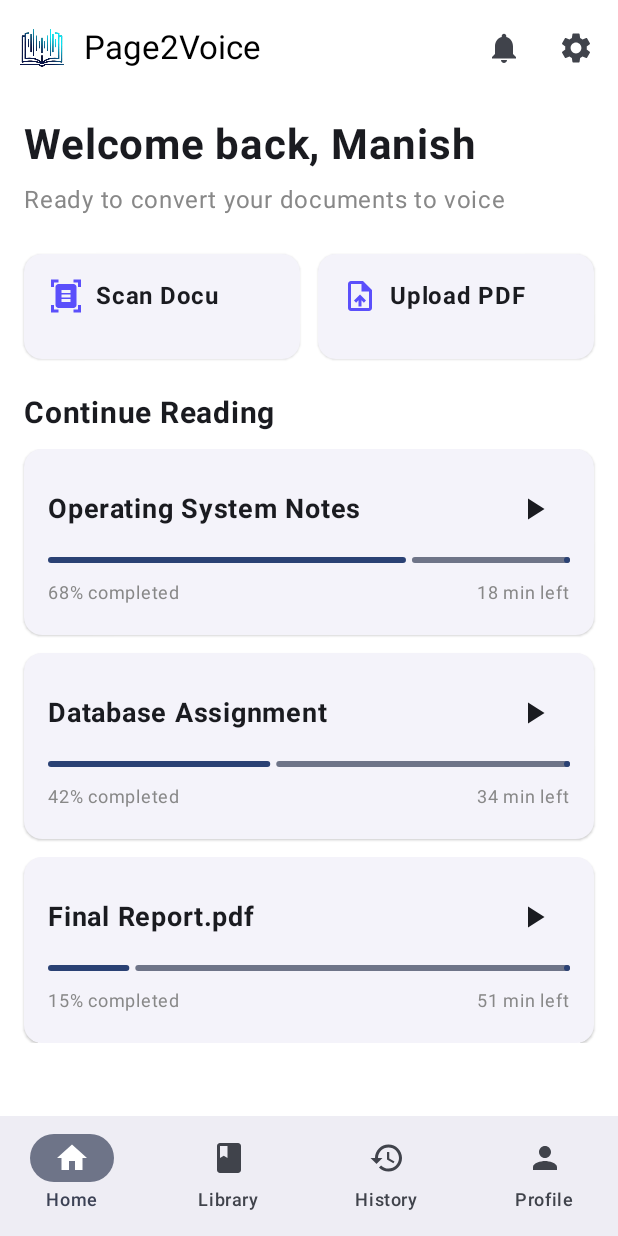
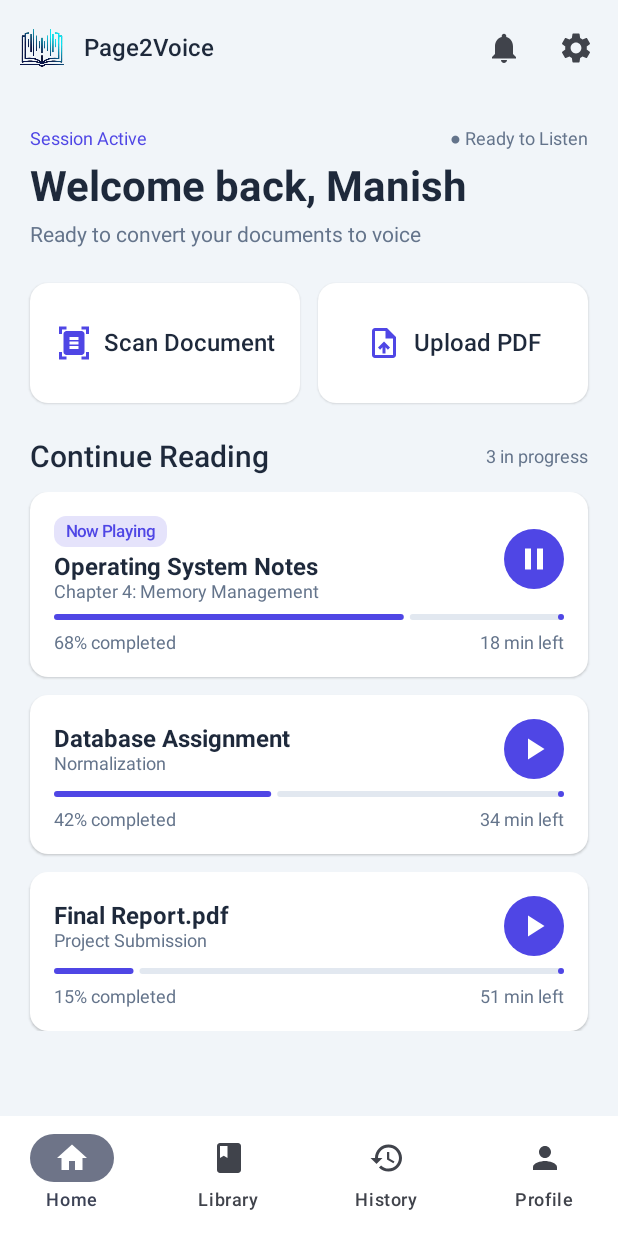
Before and after one commit to ankitgoyala07/Page2voice, an Android app built with Jetpack Compose: the screen it shows after launch (HomePageActivity), on a phone screen of 412 x 824 dp. Run offline under Robolectric (Android 15) with nearby library versions, the phone set to English and light mode, and no system bars.

Commit message:
feat(home): forntend of homepage is done

```diff
--- a/app/build.gradle.kts
+++ b/app/build.gradle.kts
@@ -37,6 +37,7 @@ android {
 
 dependencies {
     implementation("androidx.compose.material:material-icons-extended")
+    implementation("androidx.lifecycle:lifecycle-viewmodel-compose:2.8.7")
     implementation(platform(libs.androidx.compose.bom))
     implementation(libs.androidx.activity.compose)
     implementation(libs.androidx.appcompat)
--- /dev/null
+++ b/app/src/main/java/com/example/page2voice/model/DocumentCard.kt
@@ -0,0 +1,9 @@
+package com.example.page2voice.model
+
+data class DocumentCard(
+    val title: String,
+    val subtitle: String = "",
+    val progress: Float,
+    val timeLeft: String,
+    val isNowPlaying: Boolean = false
+)
--- a/app/src/main/java/com/example/page2voice/ui/theme/Color.kt
+++ b/app/src/main/java/com/example/page2voice/ui/theme/Color.kt
@@ -2,10 +2,29 @@ package com.example.page2voice.ui.theme
 
 import androidx.compose.ui.graphics.Color
 
-val Purple80 = Color(0xFFD0BCFF)
-val PurpleGrey80 = Color(0xFFCCC2DC)
-val Pink80 = Color(0xFFEFB8C8)
+// Brand Colors
+val Primary = Color(0xFF4F46E5)
+val PrimaryDark = Color(0xFF3730A3)
+val Accent = Color(0xFF14B8A6)
 
-val Purple40 = Color(0xFF6650a4)
-val PurpleGrey40 = Color(0xFF625b71)
-val Pink40 = Color(0xFF7D5260)
+// Backgrounds
+val Background = Color(0xFFF1F5F9)
+val Surface = Color(0xFFFFFFFF)
+
+// Text Colors
+val MainText = Color(0xFF1E293B)
+val SecondaryText = Color(0xFF64748B)
+
+// Borders & Dividers
+val Border = Color(0xFFE2E8F0)
+
+// Status Colors
+val Success = Color(0xFF16A34A)
+val Warning = Color(0xFFF59E0B)
+val Error = Color(0xFFDC2626)
+
+// Helpful extras
+val Disabled = Color(0xFFCBD5E1)
+val ProgressTrack = Color(0xFFE2E8F0)
+val CardBackground = Color(0xFFFFFFFF)
+val ChipBackground = Color(0xFFEEF2FF)
--- /dev/null
+++ b/app/src/main/java/com/example/page2voice/ui/theme/Dimens.kt
@@ -0,0 +1,37 @@
+package com.example.page2voice.ui.theme
+
+import androidx.compose.ui.unit.dp
+
+object Dimens {
+
+    // Spacing
+    val xs = 4.dp
+    val sm = 8.dp
+    val md = 12.dp
+    val regular = 16.dp
+    val lg = 24.dp
+    val xl = 32.dp
+
+    // Layout
+    val screenPadding = 20.dp
+    val cardPadding = 16.dp
+
+    // Components
+    val buttonHeight = 48.dp
+    val textFieldHeight = 52.dp
+    val bottomNavHeight = 64.dp
+
+    // Shapes
+    val cardRadius = 16.dp
+    val buttonRadius = 12.dp
+    val dialogRadius = 20.dp
+    val chipRadius = 8.dp
+
+    // Icons
+    val iconSize = 24.dp
+    val smallIcon = 20.dp
+    val largeIcon = 32.dp
+
+    // Border
+    val borderWidth = 1.dp
+}
--- a/app/src/main/java/com/example/page2voice/ui/theme/Theme.kt
+++ b/app/src/main/java/com/example/page2voice/ui/theme/Theme.kt
@@ -1,6 +1,5 @@
 package com.example.page2voice.ui.theme
 
-import android.app.Activity
 import android.os.Build
 import androidx.compose.foundation.isSystemInDarkTheme
 import androidx.compose.material3.MaterialTheme
@@ -9,28 +8,37 @@ import androidx.compose.material3.dynamicDarkColorScheme
 import androidx.compose.material3.dynamicLightColorScheme
 import androidx.compose.material3.lightColorScheme
 import androidx.compose.runtime.Composable
+import androidx.compose.ui.graphics.Color
 import androidx.compose.ui.platform.LocalContext
 
 private val DarkColorScheme = darkColorScheme(
-    primary = Purple80,
-    secondary = PurpleGrey80,
-    tertiary = Pink80
+    primary = Primary,
+    secondary = Accent,
+
+    background = MainText,
+    surface = Color(0xFF0F172A),
+
+    onPrimary = Surface,
+    onSecondary = Surface,
+    onBackground = Surface,
+    onSurface = Surface,
+
+    error = Error,
 )
 
 private val LightColorScheme = lightColorScheme(
-    primary = Purple40,
-    secondary = PurpleGrey40,
-    tertiary = Pink40
+    primary = Primary,
+    secondary = Accent,
 
-    /* Other default colors to override
-    background = Color(0xFFFFFBFE),
-    surface = Color(0xFFFFFBFE),
-    onPrimary = Color.White,
-    onSecondary = Color.White,
-    onTertiary = Color.White,
-    onBackground = Color(0xFF1C1B1F),
-    onSurface = Color(0xFF1C1B1F),
-    */
+    background = Background,
+    surface = Surface,
+
+    onPrimary = Surface,
+    onSecondary = Surface,
+    onBackground = MainText,
+    onSurface = MainText,
+
+    error = Error,
 )
 
 @Composable
@@ -41,7 +49,7 @@ fun Page2VoiceTheme(
     content: @Composable () -> Unit
 ) {
     val colorScheme = when {
-        dynamicColor && Build.VERSION.SDK_INT >= Build.VERSION_CODES.S -> {
+        dynamicColor && (Build.VERSION.SDK_INT >= Build.VERSION_CODES.S) -> {
             val context = LocalContext.current
             if (darkTheme) dynamicDarkColorScheme(context) else dynamicLightColorScheme(context)
         }
--- a/app/src/main/java/com/example/page2voice/ui/theme/Type.kt
+++ b/app/src/main/java/com/example/page2voice/ui/theme/Type.kt
@@ -6,29 +6,41 @@ import androidx.compose.ui.text.font.FontFamily
 import androidx.compose.ui.text.font.FontWeight
 import androidx.compose.ui.unit.sp
 
-// Set of Material typography styles to start with
 val Typography = Typography(
+
+    displayLarge = TextStyle(
+        fontFamily = FontFamily.Default,
+        fontWeight = FontWeight.Bold,
+        fontSize = 28.sp
+    ),
+
+    headlineLarge = TextStyle(
+        fontFamily = FontFamily.Default,
+        fontWeight = FontWeight.Bold,
+        fontSize = 24.sp
+    ),
+
+    headlineMedium = TextStyle(
+        fontFamily = FontFamily.Default,
+        fontWeight = FontWeight.SemiBold,
+        fontSize = 20.sp
+    ),
+
+    titleLarge = TextStyle(
+        fontFamily = FontFamily.Default,
+        fontWeight = FontWeight.SemiBold,
+        fontSize = 16.sp
+    ),
+
     bodyLarge = TextStyle(
         fontFamily = FontFamily.Default,
         fontWeight = FontWeight.Normal,
-        fontSize = 16.sp,
-        lineHeight = 24.sp,
-        letterSpacing = 0.5.sp
-    )
-    /* Other default text styles to override
-    titleLarge = TextStyle(
+        fontSize = 14.sp
+    ),
+
+    bodySmall = TextStyle(
         fontFamily = FontFamily.Default,
         fontWeight = FontWeight.Normal,
-        fontSize = 22.sp,
-        lineHeight = 28.sp,
-        letterSpacing = 0.sp
-    ),
-    labelSmall = TextStyle(
-        fontFamily = FontFamily.Default,
-        fontWeight = FontWeight.Medium,
-        fontSize = 11.sp,
-        lineHeight = 16.sp,
-        letterSpacing = 0.5.sp
+        fontSize = 12.sp
     )
-    */
 )
--- a/app/src/main/java/com/example/page2voice/view/HomePageActivity.kt
+++ b/app/src/main/java/com/example/page2voice/view/HomePageActivity.kt
@@ -6,6 +6,7 @@ import androidx.activity.compose.LocalActivity
 import androidx.activity.compose.setContent
 import androidx.activity.enableEdgeToEdge
 import androidx.compose.foundation.background
+import androidx.compose.foundation.clickable
 import androidx.compose.foundation.layout.Arrangement
 import androidx.compose.foundation.layout.Box
 import androidx.compose.foundation.layout.Column
@@ -15,23 +16,29 @@ import androidx.compose.foundation.layout.fillMaxSize
 import androidx.compose.foundation.layout.fillMaxWidth
 import androidx.compose.foundation.layout.height
 import androidx.compose.foundation.layout.padding
+import androidx.compose.foundation.layout.size
 import androidx.compose.foundation.lazy.LazyColumn
 import androidx.compose.foundation.lazy.items
+import androidx.compose.foundation.shape.CircleShape
+import androidx.compose.foundation.shape.RoundedCornerShape
 import androidx.compose.material.icons.Icons
 import androidx.compose.material.icons.filled.Book
 import androidx.compose.material.icons.filled.DocumentScanner
 import androidx.compose.material.icons.filled.History
 import androidx.compose.material.icons.filled.Home
 import androidx.compose.material.icons.filled.Notifications
+import androidx.compose.material.icons.filled.Pause
 import androidx.compose.material.icons.filled.Person
 import androidx.compose.material.icons.filled.PlayArrow
 import androidx.compose.material.icons.filled.Settings
 import androidx.compose.material.icons.filled.UploadFile
+import androidx.compose.material3.CardDefaults
 import androidx.compose.material3.ElevatedCard
 import androidx.compose.material3.ExperimentalMaterial3Api
 import androidx.compose.material3.Icon
 import androidx.compose.material3.IconButton
 import androidx.compose.material3.LinearProgressIndicator
+import androidx.compose.material3.MaterialTheme
 import androidx.compose.material3.NavigationBar
 import androidx.compose.material3.NavigationBarItem
 import androidx.compose.material3.Scaffold
@@ -45,6 +52,7 @@ import androidx.compose.runtime.remember
 import androidx.compose.runtime.setValue
 import androidx.compose.ui.Alignment
 import androidx.compose.ui.Modifier
+import androidx.compose.ui.draw.clip
 import androidx.compose.ui.graphics.Color
 import androidx.compose.ui.graphics.vector.ImageVector
 import androidx.compose.ui.res.painterResource
@@ -52,8 +60,18 @@ import androidx.compose.ui.text.font.FontWeight
 import androidx.compose.ui.tooling.preview.Preview
 import androidx.compose.ui.unit.dp
 import androidx.compose.ui.unit.sp
+import androidx.lifecycle.viewmodel.compose.viewModel
 import com.example.page2voice.R
+import com.example.page2voice.model.DocumentCard
+import com.example.page2voice.ui.theme.Background
+import com.example.page2voice.ui.theme.Dimens
+import com.example.page2voice.ui.theme.MainText
 import com.example.page2voice.ui.theme.Page2VoiceTheme
+import com.example.page2voice.ui.theme.Primary
+import com.example.page2voice.ui.theme.ProgressTrack
+import com.example.page2voice.ui.theme.SecondaryText
+import com.example.page2voice.ui.theme.Surface
+import com.example.page2voice.viewmodel.HomeViewModel
 
 class HomePageActivity : ComponentActivity() {
     override fun onCreate(savedInstanceState: Bundle?) {
@@ -72,19 +90,12 @@ data class BottomNavItem(
     val icon: ImageVector
 )
 
-// for book cards
-data class DocumentCard(
-    val title: String,
-    val progress: Float,
-    val timeLeft: String
-)
-
 @OptIn(ExperimentalMaterial3Api::class)
 @Composable
 fun HomepageBody() {
     val activity = LocalActivity.current
+    val viewModel: HomeViewModel = viewModel()
 
-    // for bottom icons
     val bottomNavItems = listOf(
         BottomNavItem("Home", Icons.Default.Home),
         BottomNavItem("Library", Icons.Default.Book),
@@ -93,32 +104,14 @@ fun HomepageBody() {
     )
 
     var selectedIndex by remember { mutableIntStateOf(0) }
-
-    // for dummy text
-    val documents = listOf(
-        DocumentCard(
-            title = "Operating System Notes",
-            progress = 0.68f,
-            timeLeft = "18 min left"
-        ),
-        DocumentCard(
-            title = "Database Assignment",
-            progress = 0.42f,
-            timeLeft = "34 min left"
-        ),
-        DocumentCard(
-            title = "Final Report.pdf",
-            progress = 0.15f,
-            timeLeft = "51 min left"
-        )
-    )
+    val documents = viewModel.documents
 
     Scaffold(
         topBar = {
             TopAppBar(
                 colors = TopAppBarDefaults.topAppBarColors(
-                    containerColor = Color.White,
-                    titleContentColor = Color.Black,
+                    containerColor = Background,
+                    titleContentColor = MainText,
                     navigationIconContentColor = Color.Unspecified
                 ),
                 title = {
@@ -145,9 +138,10 @@ fun HomepageBody() {
                 }
             )
         },
-        // for bottom buttons icons
         bottomBar = {
-            NavigationBar {
+            NavigationBar(
+                containerColor = Surface
+            ) {
                 bottomNavItems.forEachIndexed { index, item ->
                     NavigationBarItem(
                         icon = { Icon(item.icon, contentDescription = item.label) },
@@ -166,37 +160,66 @@ fun HomepageBody() {
             contentAlignment = Alignment.Center
         ) {
             when (selectedIndex) {
-                0 -> Home1(documents = documents)
-                1 -> Home2()
-                2 -> Home3()
-                3 -> Home4()
+                0 -> Home(
+                    documents = documents,
+                    onDocumentClick = { document ->
+                        viewModel.togglePlayPause(document)
+                    }
+                )
+                1 -> Library()
+                2 -> History()
+                3 -> Profile()
             }
         }
     }
 }
 
 @Composable
-fun Home1(documents: List<DocumentCard> = emptyList()) {
+fun Home(
+    documents: List<DocumentCard> = emptyList(),
+    onDocumentClick: (DocumentCard) -> Unit = {}
+) {
     Column(
         modifier = Modifier
             .fillMaxSize()
-            .background(Color.White)
-            .padding(16.dp)
+            .background(Background)
+            .padding(Dimens.screenPadding)
+    ) {
+        Row(
+            modifier = Modifier.fillMaxWidth(),
+            horizontalArrangement = Arrangement.SpaceBetween,
+            verticalAlignment = Alignment.CenterVertically
         ) {
             Text(
-            text = "Welcome back, Manish",
-            fontSize = 28.sp,
-            fontWeight = FontWeight.Bold
+                text = "Session Active",
+                color = Primary,
+                style = MaterialTheme.typography.bodySmall
             )
 
-        Spacer(modifier = Modifier.height(8.dp))
+            Text(
+                text = "● Ready to Listen",
+                color = SecondaryText,
+                style = MaterialTheme.typography.bodySmall
+            )
+        }
+
+        Spacer(modifier = Modifier.height(Dimens.sm))
+
+        Text(
+            text = "Welcome back, Manish",
+            style = MaterialTheme.typography.displayLarge,
+            color = MainText
+        )
+
+        Spacer(modifier = Modifier.height(Dimens.sm))
 
         Text(
             text = "Ready to convert your documents to voice",
-            color = Color.Gray
+            style = MaterialTheme.typography.bodyLarge,
+            color = SecondaryText
         )
 
-        Spacer(modifier = Modifier.height(24.dp))
+        Spacer(modifier = Modifier.height(Dimens.lg))
 
         ActionSection(
             onScanClick = {
@@ -207,28 +230,43 @@ fun Home1(documents: List<DocumentCard> = emptyList()) {
             }
         )
 
-        Spacer(modifier = Modifier.height(24.dp))
+        Spacer(modifier = Modifier.height(Dimens.lg))
+
+        Row(
+            modifier = Modifier.fillMaxWidth(),
+            horizontalArrangement = Arrangement.SpaceBetween,
+            verticalAlignment = Alignment.CenterVertically
+        ) {
+            Text(
+                text = "Continue Reading",
+                style = MaterialTheme.typography.headlineMedium,
+                color = MainText
+            )
 
             Text(
-            text = "Continue Reading",
-            fontSize = 20.sp,
-            fontWeight = FontWeight.Bold
+                text = "${documents.size} in progress",
+                style = MaterialTheme.typography.bodySmall,
+                color = SecondaryText
             )
+        }
 
-        Spacer(modifier = Modifier.height(12.dp))
+        Spacer(modifier = Modifier.height(Dimens.md))
 
         LazyColumn(
             verticalArrangement = Arrangement.spacedBy(12.dp)
         ) {
             items(documents) { document ->
-                DocumentCardItem(document)
+                DocumentCardItem(
+                    document = document,
+                    onClick = { onDocumentClick(document) }
+                )
             }
         }
     }
 }
 
 @Composable
-fun Home2() {
+fun Library() {
     Box(
         modifier = Modifier
             .fillMaxSize()
@@ -240,7 +278,7 @@ fun Home2() {
 }
 
 @Composable
-fun Home3() {
+fun History() {
     Box(
         modifier = Modifier
             .fillMaxSize()
@@ -252,7 +290,7 @@ fun Home3() {
 }
 
 @Composable
-fun Home4() {
+fun Profile() {
     Box(
         modifier = Modifier
             .fillMaxSize()
@@ -274,7 +312,7 @@ fun ActionSection(
     ) {
         ActionCard(
             modifier = Modifier.weight(1f),
-            title = "Scan Docu",
+            title = "Scan Document",
             description = "",
             icon = Icons.Default.DocumentScanner,
             onClick = onScanClick
@@ -299,37 +337,39 @@ fun ActionCard(
     onClick: () -> Unit
 ) {
     ElevatedCard(
-        modifier = modifier.height(70.dp),
-        onClick = onClick
+        modifier = modifier.height(80.dp),
+        onClick = onClick,
+        colors = CardDefaults.elevatedCardColors(
+            containerColor = Surface
+        )
     ) {
         Column(
-            modifier = Modifier
-                .fillMaxSize()
-                .padding(16.dp),
-            verticalArrangement = Arrangement.SpaceBetween
+            modifier = Modifier.fillMaxSize(),
+            verticalArrangement = Arrangement.Center,
+            horizontalAlignment = Alignment.CenterHorizontally
         ) {
-            Column {
             Row(
                 verticalAlignment = Alignment.CenterVertically,
-                    horizontalArrangement = Arrangement.spacedBy(8.dp)
+                horizontalArrangement = Arrangement.spacedBy(Dimens.sm)
             ) {
                 Icon(
                     imageVector = icon,
                     contentDescription = null,
-                        tint = Color(0xFF5B4FFB)
+                    tint = Primary
                 )
 
                 Text(
                     text = title,
-                        fontWeight = FontWeight.Bold
+                    style = MaterialTheme.typography.titleLarge,
+                    color = MainText
                 )
             }
 
+            if (description.isNotEmpty()) {
                 Spacer(modifier = Modifier.height(4.dp))
-
                 Text(
                     text = description,
-                    color = Color.Gray,
+                    color = SecondaryText,
                     fontSize = 12.sp
                 )
             }
@@ -337,62 +377,104 @@ fun ActionCard(
     }
 }
 
-// for cards
 @Composable
 fun DocumentCardItem(
-    document: DocumentCard
+    document: DocumentCard,
+    onClick: () -> Unit = {}
 ) {
     ElevatedCard(
-        modifier = Modifier.fillMaxWidth(),
-        onClick = { }
+        modifier = Modifier
+            .fillMaxWidth()
+            .clickable { onClick() },
+        colors = CardDefaults.elevatedCardColors(
+            containerColor = Surface
+        )
     ) {
         Column(
-            modifier = Modifier.padding(16.dp)
+            modifier = Modifier.padding(Dimens.cardPadding)
         ) {
             Row(
                 modifier = Modifier.fillMaxWidth(),
                 horizontalArrangement = Arrangement.SpaceBetween,
                 verticalAlignment = Alignment.CenterVertically
             ) {
+                Column(modifier = Modifier.weight(1f)) {
+                    if (document.isNowPlaying) {
+                        Text(
+                            text = "Now Playing",
+                            color = Primary,
+                            fontSize = 11.sp,
+                            fontWeight = FontWeight.SemiBold,
+                            modifier = Modifier
+                                .background(
+                                    Primary.copy(alpha = 0.15f),
+                                    RoundedCornerShape(8.dp)
+                                )
+                                .padding(
+                                    horizontal = 8.dp,
+                                    vertical = 4.dp
+                                )
+                        )
+                        Spacer(modifier = Modifier.height(4.dp))
+                    }
+
                     Text(
                         text = document.title,
                         fontWeight = FontWeight.Bold,
-                    fontSize = 18.sp
+                        fontSize = 16.sp,
+                        color = MainText
                     )
 
-                IconButton(
-                    onClick = { }
-                ) {
-                    Icon(
-                        Icons.Default.PlayArrow,
-                        contentDescription = "Play"
+                    if (document.subtitle.isNotEmpty()) {
+                        Text(
+                            text = document.subtitle,
+                            fontSize = 12.sp,
+                            color = SecondaryText
                         )
                     }
                 }
 
-            Spacer(modifier = Modifier.height(8.dp))
+                Box(
+                    modifier = Modifier
+                        .size(40.dp)
+                        .clip(CircleShape)
+                        .background(color = Primary)
+                        .clickable { onClick() },
+                    contentAlignment = Alignment.Center
+                ) {
+                    Icon(
+                        imageVector = if (document.isNowPlaying) Icons.Default.Pause else Icons.Default.PlayArrow,
+                        contentDescription = if (document.isNowPlaying) "Pause" else "Play",
+                        tint = Color.White
+                    )
+                }
+            }
+
+            Spacer(modifier = Modifier.height(Dimens.sm))
 
             LinearProgressIndicator(
                 progress = { document.progress },
+                color = Primary,
+                trackColor = ProgressTrack,
                 modifier = Modifier.fillMaxWidth()
             )
 
-            Spacer(modifier = Modifier.height(8.dp))
+            Spacer(modifier = Modifier.height(Dimens.sm))
 
             Row(
                 modifier = Modifier.fillMaxWidth(),
                 horizontalArrangement = Arrangement.SpaceBetween
             ) {
                 Text(
-                    "${(document.progress * 100).toInt()}% completed",
+                    text = "${(document.progress * 100).toInt()}% completed",
                     fontSize = 12.sp,
-                    color = Color.Gray
+                    color = SecondaryText
                 )
 
                 Text(
-                    document.timeLeft,
+                    text = document.timeLeft,
                     fontSize = 12.sp,
-                    color = Color.Gray
+                    color = SecondaryText
                 )
             }
         }
--- /dev/null
+++ b/app/src/main/java/com/example/page2voice/viewmodel/HomeViewModel.kt
@@ -0,0 +1,44 @@
+package com.example.page2voice.viewmodel
+
+import androidx.compose.runtime.mutableStateListOf
+import androidx.lifecycle.ViewModel
+import com.example.page2voice.model.DocumentCard
+
+class HomeViewModel : ViewModel() {
+
+    private val _documents = mutableStateListOf(
+        DocumentCard(
+            title = "Operating System Notes",
+            subtitle = "Chapter 4: Memory Management",
+            progress = 0.68f,
+            timeLeft = "18 min left",
+            isNowPlaying = true
+        ),
+        DocumentCard(
+            title = "Database Assignment",
+            subtitle = "Normalization",
+            progress = 0.42f,
+            timeLeft = "34 min left"
+        ),
+        DocumentCard(
+            title = "Final Report.pdf",
+            subtitle = "Project Submission",
+            progress = 0.15f,
+            timeLeft = "51 min left"
+        )
+    )
+
+    val documents: List<DocumentCard> get() = _documents
+
+    fun togglePlayPause(document: DocumentCard) {
+        val index = _documents.indexOfFirst { it.title == document.title }
+        if (index != -1) {
+            val wasPlaying = _documents[index].isNowPlaying
+            // Pause all others if playing a new document
+            for (i in _documents.indices) {
+                _documents[i] = _documents[i].copy(isNowPlaying = false)
+            }
+            _documents[index] = _documents[index].copy(isNowPlaying = !wasPlaying)
+        }
+    }
+}
```
Also changed, not shown: 1 other file. Lines whose indentation alone changed are shown as unchanged.
